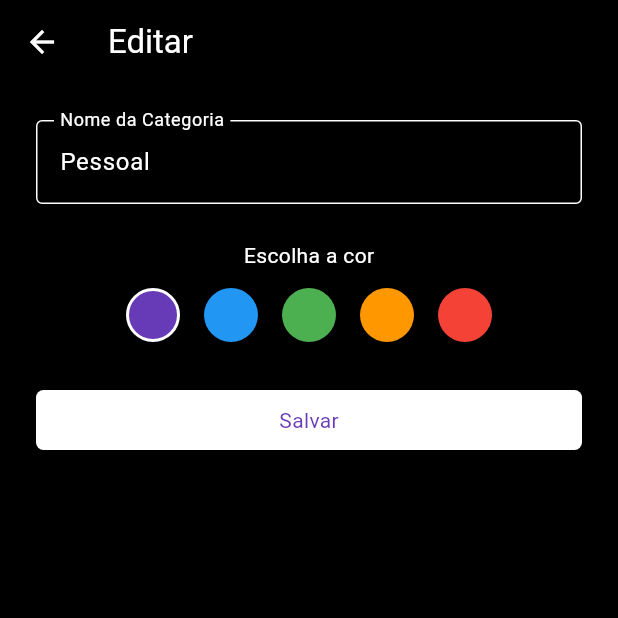
After one commit to GubioGarcia/ToDo_Flutter, a Flutter app: the CategoriasPage screen opened directly, after a tap on the "edit" icon, on a phone screen of 412 x 824 dp, the top half of it. The commit adds this screen. Run offline on Flutter 3.47's test engine with Material 3 defaults, Android fonts, the phone set to English and light mode, and no system bars; our stand-ins replace fluttertoast.

Commit message:
feat: criação das telas categoria e vinculo nas telas tarefas

```diff
--- /dev/null
+++ b/lib/categorias.dart
@@ -0,0 +1,139 @@
+import 'package:flutter/material.dart';
+import 'editarCategoria.dart';
+import 'criarCategoria.dart';
+
+class CategoriasPage extends StatefulWidget {
+  const CategoriasPage({super.key});
+
+  @override
+  State<CategoriasPage> createState() => _CategoriasPageState();
+}
+
+class _CategoriasPageState extends State<CategoriasPage> {
+  List<Map<String, dynamic>> categorias = [
+    {"nome": "Pessoal", "cor": Colors.deepPurple},
+    {"nome": "Trabalho", "cor": Colors.blue},
+    {"nome": "Estudos", "cor": Colors.green},
+    {"nome": "Saúde", "cor": Colors.red},
+  ];
+
+  void adicionarCategoria(Map<String, dynamic> novaCategoria) {
+    setState(() {
+      categorias.add(novaCategoria);
+    });
+  }
+
+  void editarCategoria(int index, Map<String, dynamic> categoriaAtualizada) {
+    setState(() {
+      categorias[index] = categoriaAtualizada;
+    });
+  }
+
+  void excluirCategoria(int index) {
+    setState(() {
+      categorias.removeAt(index);
+    });
+  }
+
+  @override
+  Widget build(BuildContext context) {
+    return Scaffold(
+      appBar: AppBar(
+        title: Text("Categorias", style: TextStyle(color: Colors.white)),
+        backgroundColor: Colors.black,
+        iconTheme: IconThemeData(color: Colors.white),
+      ),
+      backgroundColor: Colors.black,
+      floatingActionButton: FloatingActionButton(
+        backgroundColor: Colors.deepPurple,
+        child: Icon(Icons.add, color: Colors.white),
+        onPressed: () async {
+          final resultado = await Navigator.push(
+            context,
+            MaterialPageRoute(builder: (context) => const CriarCategoriaPage()),
+          );
+          if (resultado is Map<String, dynamic>) {
+            adicionarCategoria(resultado);
+          }
+        },
+      ),
+      floatingActionButtonLocation: FloatingActionButtonLocation.centerFloat,
+      body: categorias.isEmpty
+          ? Center(
+              child: Padding(
+                padding: const EdgeInsets.symmetric(horizontal: 24.0),
+                child: Column(
+                  mainAxisAlignment: MainAxisAlignment.center,
+                  children: [
+                    Icon(Icons.category, size: 100, color: Colors.white24),
+                    SizedBox(height: 32),
+                    Text(
+                      "Nenhuma categoria criada.",
+                      style: TextStyle(
+                        fontSize: 20,
+                        color: Colors.white,
+                        fontWeight: FontWeight.bold,
+                      ),
+                      textAlign: TextAlign.center,
+                    ),
+                    SizedBox(height: 12),
+                    Text(
+                      "Toque em + para adicionar uma nova categoria.",
+                      style: TextStyle(fontSize: 16, color: Colors.white),
+                      textAlign: TextAlign.center,
+                    ),
+                  ],
+                ),
+              ),
+            )
+          : ListView.builder(
+              padding: EdgeInsets.only(bottom: 80),
+              itemCount: categorias.length,
+              itemBuilder: (context, index) {
+                final categoria = categorias[index];
+                return Card(
+                  color: Colors.white,
+                  margin: EdgeInsets.symmetric(horizontal: 16, vertical: 8),
+                  child: ListTile(
+                    leading: CircleAvatar(
+                      backgroundColor: categoria['cor'],
+                      child: Text(
+                        categoria['nome'][0],
+                        style: TextStyle(color: Colors.white),
+                      ),
+                    ),
+                    title: Text(
+                      categoria['nome'],
+                      style: TextStyle(color: Colors.deepPurple),
+                    ),
+                    trailing: Row(
+                      mainAxisSize: MainAxisSize.min,
+                      children: [
+                        IconButton(
+                          icon: Icon(Icons.edit, color: Colors.deepPurple),
+                          onPressed: () async {
+                            final resultado = await Navigator.push(
+                              context,
+                              MaterialPageRoute(
+                                builder: (context) =>
+                                    EditarCategoriaPage(categoria: categoria),
+                              ),
+                            );
+                            if (resultado is Map<String, dynamic>) {
+                              editarCategoria(index, resultado);
+                            }
+                          },
+                        ),
+                        IconButton(
+                          icon: Icon(Icons.delete, color: Colors.redAccent),
+                          onPressed: () => excluirCategoria(index),
+                        ),
+                      ],
+                    ),
+                  ),
+                );
+              },
+            ),
+    );
+  }
+}
--- /dev/null
+++ b/lib/editarCategoria.dart
@@ -0,0 +1,110 @@
+import 'package:flutter/material.dart';
+import 'widgets/common_button.dart';
+
+class EditarCategoriaPage extends StatefulWidget {
+  final Map categoria;
+
+  const EditarCategoriaPage({required this.categoria, super.key});
+
+  @override
+  State<EditarCategoriaPage> createState() => _EditarCategoriaPageState();
+}
+
+class _EditarCategoriaPageState extends State<EditarCategoriaPage> {
+  TextEditingController nomeController = TextEditingController();
+  Color corSelecionada = Colors.deepPurple;
+
+  @override
+  void initState() {
+    super.initState();
+    nomeController.text = widget.categoria['nome'];
+    corSelecionada = widget.categoria['cor'];
+  }
+
+  void salvarEdicao() {
+    Map categoriaAtualizada = {
+      'nome': nomeController.text,
+      'cor': corSelecionada,
+    };
+
+    Navigator.pop(context, categoriaAtualizada);
+  }
+
+  @override
+  Widget build(BuildContext context) {
+    return Scaffold(
+      backgroundColor: Colors.black,
+      appBar: AppBar(
+        title: Text("Editar", style: TextStyle(color: Colors.white)),
+        backgroundColor: Colors.black,
+        iconTheme: IconThemeData(color: Colors.white),
+      ),
+      body: Padding(
+        padding: EdgeInsets.all(24),
+        child: Column(
+          children: [
+            TextField(
+              controller: nomeController,
+              style: TextStyle(color: Colors.white),
+              decoration: InputDecoration(
+                labelText: "Nome da Categoria",
+                labelStyle: TextStyle(color: Colors.white),
+                enabledBorder: OutlineInputBorder(
+                  borderSide: BorderSide(color: Colors.white),
+                ),
+                focusedBorder: OutlineInputBorder(
+                  borderSide: BorderSide(color: Colors.deepPurple),
+                ),
+              ),
+            ),
+            SizedBox(height: 24),
+            Text("Escolha a cor", style: TextStyle(color: Colors.white)),
+            SizedBox(height: 12),
+            Row(
+              mainAxisAlignment: MainAxisAlignment.center,
+              children: [
+                corOption(Colors.deepPurple),
+                corOption(Colors.blue),
+                corOption(Colors.green),
+                corOption(Colors.orange),
+                corOption(Colors.red),
+              ],
+            ),
+            SizedBox(height: 32),
+            CommonButton(
+              textoBotao: "Salvar",
+              quandoClicar: salvarEdicao,
+              altura: 40,
+              largura: double.infinity,
+              cor: Colors.white,
+              corTextoBotao: Colors.deepPurple,
+            ),
+          ],
+        ),
+      ),
+    );
+  }
+
+  Widget corOption(Color cor) {
+    return GestureDetector(
+      onTap: () {
+        setState(() {
+          corSelecionada = cor;
+        });
+      },
+      child: Container(
+        margin: EdgeInsets.symmetric(horizontal: 8),
+        width: 36,
+        height: 36,
+        decoration: BoxDecoration(
+          color: cor,
+          shape: BoxShape.circle,
+          border: Border.all(
+            color: corSelecionada == cor ? Colors.white : Colors.transparent,
+            width: 2,
+          ),
+        ),
+      ),
+    );
+  }
+}
--- a/lib/models/tarefa.dart
+++ b/lib/models/tarefa.dart
@@ -3,11 +3,13 @@ class Tarefa {
   String descricao;
   DateTime dataHora;
   String prioridade;
+  String categoria;
 
   Tarefa({
     required this.titulo,
     required this.descricao,
     required this.dataHora,
     required this.prioridade,
+    required this.categoria,
   });
 }
```
Also changed, not shown: lib/adicionarTarefa.dart (+43 -0 lines), lib/criarCategoria.dart (added, +100 -0 lines), lib/editarTarefa.dart (+44 -1 lines), lib/home_page.dart (+18 -3 lines).
